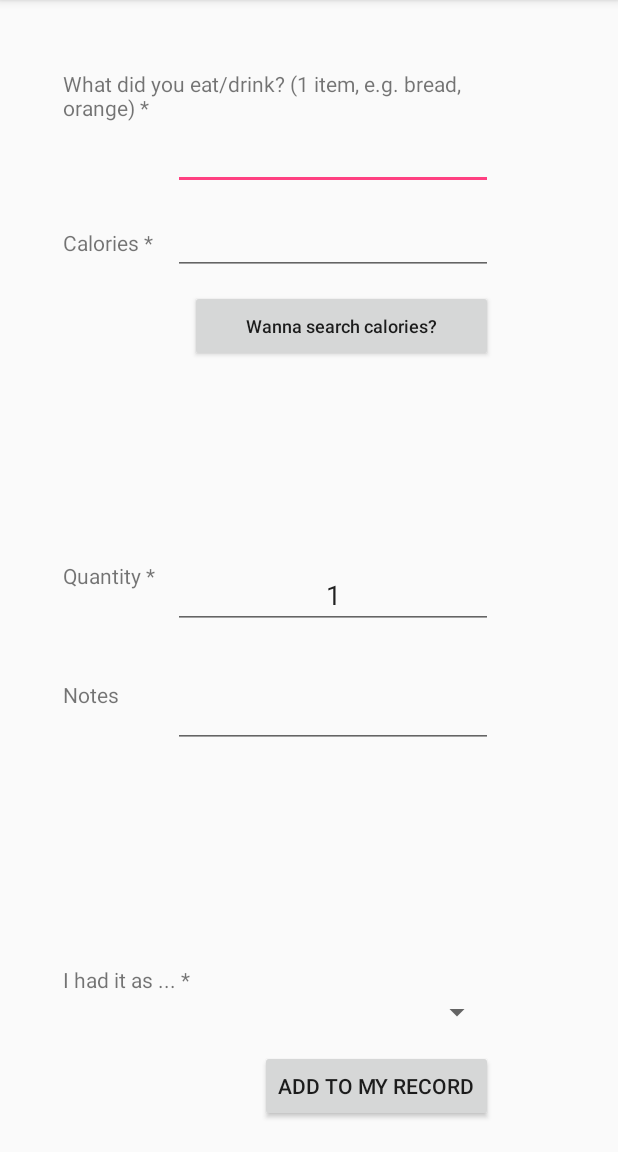
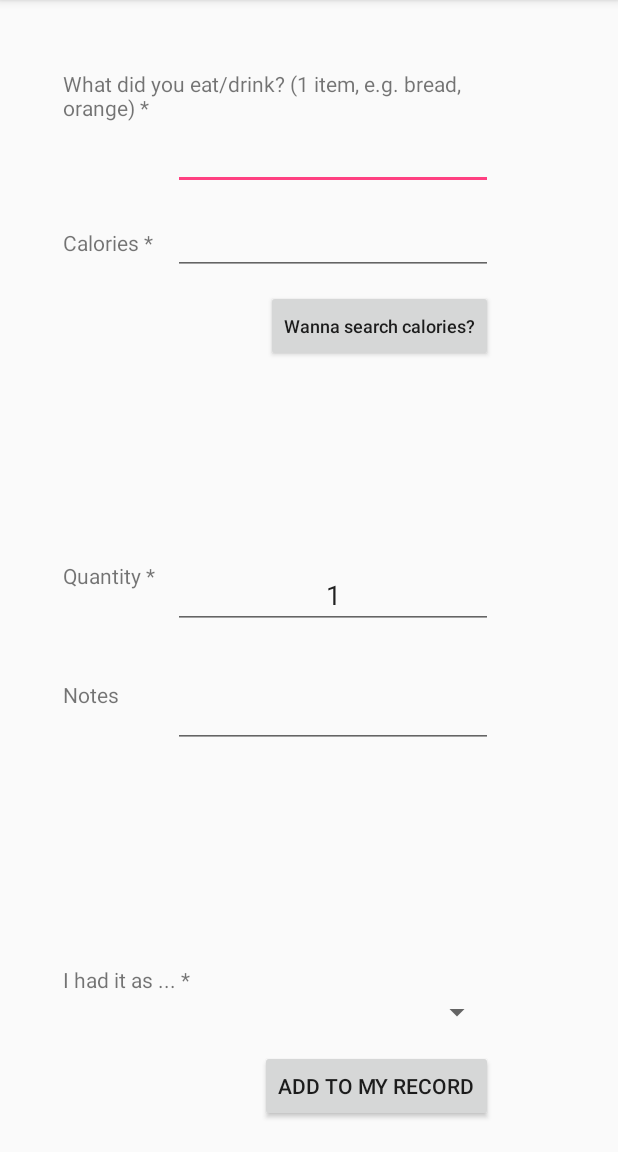
Before and after one commit to dma38/CalorieMonitor, an Android app: the AddItemActivity screen opened directly, with no data from a screen before it, on a phone screen of 412 x 824 dp, the part 84-1236 px from its top. Run offline under Robolectric (Android 15) with nearby library versions, the phone set to English and light mode, and no system bars; our stand-ins replace Firebase (no records; nobody signed in at launch, a user with empty details on screens opened directly).

Commit message:
Started CaloriesHelperActivity

```diff
--- a/app/build.gradle
+++ b/app/build.gradle
@@ -38,4 +38,5 @@ dependencies {
 
 
 
+
 apply plugin: 'com.google.gms.google-services'
--- a/app/src/main/AndroidManifest.xml
+++ b/app/src/main/AndroidManifest.xml
@@ -22,7 +22,8 @@
         <activity android:name=".DetailActivity" />
         <activity android:name=".UpdateDetailActivity" />
         <activity android:name=".ItemDetailActivity" />
-        <activity android:name=".BMIReportActivity"></activity>
+        <activity android:name=".BMIReportActivity" />
+        <activity android:name=".CalorieHelperActivity"></activity>
     </application>
 
 </manifest>
--- a/app/src/main/java/com/example/caloriemonitor/AddItemActivity.java
+++ b/app/src/main/java/com/example/caloriemonitor/AddItemActivity.java
@@ -33,6 +33,7 @@ public class AddItemActivity extends AppCompatActivity {
     EditText etFoodItemQuantity;
     Spinner spinnerMealType;
     EditText etFoodItemNotes;
+    int REQUEST_CODE = 0;
 
     @Override
     protected void onCreate(Bundle savedInstanceState) {
@@ -129,5 +130,13 @@ public class AddItemActivity extends AppCompatActivity {
 
             }
         });
+
+        btnCalorieHelper.setOnClickListener(new View.OnClickListener() {
+            @Override
+            public void onClick(View v) {
+                Intent i = new Intent(AddItemActivity.this,CalorieHelperActivity.class);
+                startActivityForResult(i, REQUEST_CODE);
+            }
+        });
     }
 }
--- a/app/src/main/res/layout/activity_add_item.xml
+++ b/app/src/main/res/layout/activity_add_item.xml
@@ -53,15 +53,14 @@
         android:id="@+id/btnCalorieHelper"
         android:layout_width="wrap_content"
         android:layout_height="wrap_content"
-        android:layout_alignEnd="@+id/etFoodItemCalorie"
-        android:layout_below="@+id/etFoodItemCalorie"
         android:layout_marginTop="10dp"
-        android:layout_toEndOf="@+id/textView14"
         android:text="Wanna search calories?"
         android:textAllCaps="false"
         android:textSize="12sp"
         tools:layout_editor_absoluteX="218dp"
-        tools:layout_editor_absoluteY="224dp" />
+        tools:layout_editor_absoluteY="224dp"
+        android:layout_below="@+id/etFoodItemCalorie"
+        android:layout_alignEnd="@+id/etFoodItemCalorie" />
 
     <TextView
         android:id="@+id/textView17"
```
Also changed, not shown: app/src/main/java/com/example/caloriemonitor/CalorieHelperActivity.java (added, +13 -0 lines), app/src/main/res/layout/activity_calorie_helper.xml (added, +9 -0 lines).
